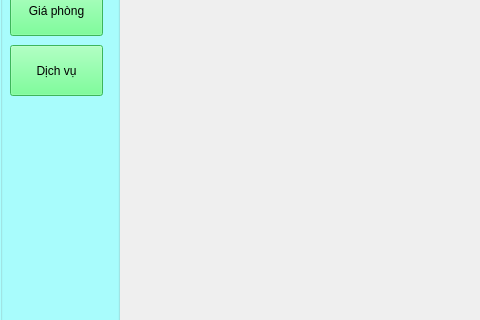
First picture: the form in view/app/app.ui, repository loimaxto/DoAnPython, before the edit; both pictures show x 0 to 480 and y 105 to 425 of the 800 by 600 pixel window.
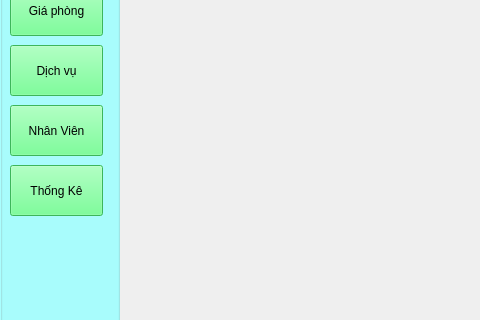
Second picture: the form after the edit.

Diff of the .ui file:
```diff
--- a/view/app/app.ui
+++ b/view/app/app.ui
@@ -96,6 +96,38 @@
       <string>Dịch vụ</string>
      </property>
     </widget>
+    <widget class="QPushButton" name="btn_nhanvien">
+     <property name="geometry">
+      <rect>
+       <x>10</x>
+       <y>210</y>
+       <width>93</width>
+       <height>51</height>
+      </rect>
+     </property>
+     <property name="styleSheet">
+      <string notr="true">background-color: rgb(85, 255, 127);</string>
+     </property>
+     <property name="text">
+      <string>Nhân Viên</string>
+     </property>
+    </widget>
+    <widget class="QPushButton" name="btn_thongke">
+     <property name="geometry">
+      <rect>
+       <x>10</x>
+       <y>270</y>
+       <width>93</width>
+       <height>51</height>
+      </rect>
+     </property>
+     <property name="styleSheet">
+      <string notr="true">background-color: rgb(85, 255, 127);</string>
+     </property>
+     <property name="text">
+      <string>Thống Kê</string>
+     </property>
+    </widget>
    </widget>
    <widget class="QStackedWidget" name="man_hinh">
     <property name="geometry">
```
